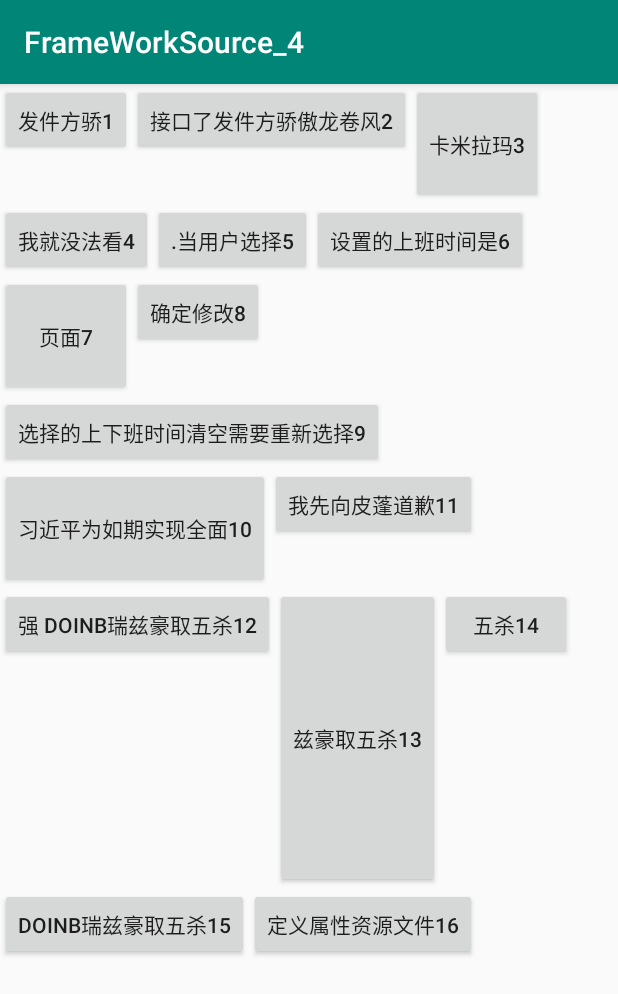
After one commit to hezijie1234/FrameWorkSource_4, an Android app: the TestFlowActivity screen opened directly, with no data from a screen before it, on a phone screen of 412 x 824 dp. The commit adds this screen. Shown: the top 994 px of the screen. Run offline under Robolectric (Android 15) with nearby library versions, the phone set to English and light mode, and no system bars.

Commit message:
不考虑子view的margin和自己的padding下的流式布局

```diff
--- a/app/src/main/AndroidManifest.xml
+++ b/app/src/main/AndroidManifest.xml
@@ -9,7 +9,8 @@
         android:roundIcon="@mipmap/ic_launcher_round"
         android:supportsRtl="true"
         android:theme="@style/AppTheme">
-        <activity android:name=".CardViewTestActivity"></activity>
+        <activity android:name=".TestFlowActivity"></activity>
+        <activity android:name=".CardViewTestActivity" />
         <activity android:name=".RVTestActivity" />
         <activity android:name=".ViewBaseActivity1" />
         <activity android:name=".MainActivity">
--- a/app/src/main/java/com/zijie/frameworksource_4/MainActivity.java
+++ b/app/src/main/java/com/zijie/frameworksource_4/MainActivity.java
@@ -26,4 +26,8 @@ public class MainActivity extends AppCompatActivity {
     public void cardviewClick(View view) {
         startActivity(new Intent(this,CardViewTestActivity.class));
     }
+
+    public void flowClick(View view) {
+        startActivity(new Intent(this,TestFlowActivity.class));
+    }
 }
--- /dev/null
+++ b/app/src/main/java/com/zijie/frameworksource_4/MyFlowLayout.java
@@ -0,0 +1,113 @@
+package com.zijie.frameworksource_4;
+
+import android.content.Context;
+import android.util.AttributeSet;
+import android.util.Log;
+import android.view.View;
+import android.view.ViewGroup;
+
+import java.util.ArrayList;
+import java.util.List;
+
+/**
+ * Created by hezijie on 2020/4/26.
+ */
+public class MyFlowLayout extends ViewGroup {
+    public static final String TAG = "111";
+    private List<View> curLineViews;
+    private List<List<View>> allLines;
+    private List<Integer> lineHeight;
+    public MyFlowLayout(Context context) {
+        this(context, null);
+    }
+
+    public MyFlowLayout(Context context, AttributeSet attrs) {
+        this(context, attrs, 0);
+    }
+
+    public MyFlowLayout(Context context, AttributeSet attrs, int defStyleAttr) {
+        super(context, attrs, defStyleAttr);
+        Log.e(TAG, "MyFlowLayout: "  );
+    }
+
+    private void init() {
+        curLineViews = new ArrayList<>();
+        allLines = new ArrayList<>();
+        lineHeight = new ArrayList<>();
+    }
+
+
+    @Override
+    protected void onMeasure(int widthMeasureSpec, int heightMeasureSpec) {
+        super.onMeasure(widthMeasureSpec, heightMeasureSpec);
+
+        int widthSize = MeasureSpec.getSize(widthMeasureSpec);
+        int widthMode = MeasureSpec.getMode(widthMeasureSpec);
+        int heightSize = MeasureSpec.getSize(heightMeasureSpec);
+        int heightMode = MeasureSpec.getMode(heightMeasureSpec);
+        int curWidth = 0;//FlowLayout当前的宽度
+        int curHeight = 0;//FlowLayout当前的高度
+        int curLineHeight = 0;//当前行的高度
+        int curLineWidth = 0;//当前行的宽度
+        init();
+        for (int i = 0; i < getChildCount(); i++) {
+            View child = getChildAt(i);
+            measureChild(child, widthMeasureSpec, heightMeasureSpec);
+            //如果加上这个子view的宽度大于布局的宽度，则需要换行
+            if (curLineWidth + child.getMeasuredWidth() > widthSize) {
+                allLines.add(curLineViews);
+                //记录每一行的行高
+                Log.e(TAG, "这一行的高度" + curLineHeight );
+                lineHeight.add(curLineHeight);
+                curLineViews = new ArrayList<>();
+                //换行时流式布局的高度需要累加
+                curHeight += curLineHeight;
+                //换行时流式布局的宽度要取最大值
+                curWidth = Math.max(curWidth,curLineWidth);
+                curLineHeight = 0;
+                curLineWidth = 0;
+            }
+            //当前行的宽度需要累加
+            curLineWidth += child.getMeasuredWidth();
+            //当前行的高度需要取最大高度
+            curLineHeight = Math.max(curLineHeight,child.getMeasuredHeight());
+            curLineViews.add(child);
+            //将最后一行加入
+            if (i == getChildCount() - 1){
+                allLines.add(curLineViews);
+                lineHeight.add(curLineHeight);
+                Log.e(TAG, "这一行的高度" + curLineHeight );
+                curHeight += curLineHeight;
+                curWidth = Math.max(curWidth,curLineWidth);
+            }
+        }
+        Log.e(TAG, "onMeasure: 宽度=" + curWidth + "------高度=" + curHeight );
+        setMeasuredDimension(widthMode == MeasureSpec.EXACTLY ? widthSize : curWidth,heightMode == MeasureSpec.EXACTLY ? heightSize : curHeight);
+    }
+
+    @Override
+    protected void onLayout(boolean changed, int l, int t, int r, int b) {
+        l = 0;
+        t = 0;
+        r = 0;
+        b = 0;
+        for (int i = 0; i < allLines.size(); i++) {
+            List<View> curViews = allLines.get(i);
+            l = 0;
+            r = 0;
+            if (i > 0){
+                t += lineHeight.get(i - 1);
+                b += lineHeight.get(i - 1);
+            }
+
+            for (int j = 0; j < curViews.size(); j++) {
+                View child = curViews.get(j);
+                if (j > 0){
+                    l += curViews.get(j - 1).getMeasuredWidth();
+                }
+                r += child.getMeasuredWidth();
+                child.layout(l,t,r,b + child.getMeasuredHeight());
+            }
+        }
+    }
+}
--- /dev/null
+++ b/app/src/main/java/com/zijie/frameworksource_4/TestFlowActivity.java
@@ -0,0 +1,14 @@
+package com.zijie.frameworksource_4;
+
+import androidx.appcompat.app.AppCompatActivity;
+
+import android.os.Bundle;
+
+public class TestFlowActivity extends AppCompatActivity {
+
+    @Override
+    protected void onCreate(Bundle savedInstanceState) {
+        super.onCreate(savedInstanceState);
+        setContentView(R.layout.activity_test_flow);
+    }
+}
--- a/app/src/main/res/layout/activity_main.xml
+++ b/app/src/main/res/layout/activity_main.xml
@@ -25,6 +25,11 @@
             android:layout_height="wrap_content"
             android:onClick="cardviewClick"
             android:text="cardview测试"/>
+        <Button
+            android:layout_width="wrap_content"
+            android:layout_height="wrap_content"
+            android:onClick="flowClick"
+            android:text="流式布局测试"/>
     </LinearLayout>
 
 </androidx.core.widget.NestedScrollView>
--- /dev/null
+++ b/app/src/main/res/layout/activity_test_flow.xml
@@ -0,0 +1,80 @@
+<?xml version="1.0" encoding="utf-8"?>
+<androidx.constraintlayout.widget.ConstraintLayout xmlns:android="http://schemas.android.com/apk/res/android"
+    xmlns:app="http://schemas.android.com/apk/res-auto"
+    xmlns:tools="http://schemas.android.com/tools"
+    android:layout_width="match_parent"
+    android:layout_height="match_parent"
+    tools:context=".TestFlowActivity">
+    <ScrollView
+        android:layout_width="match_parent"
+        android:layout_height="match_parent">
+        <com.zijie.frameworksource_4.MyFlowLayout
+            android:layout_width="match_parent"
+            android:layout_height="wrap_content">
+            <Button
+                android:layout_width="wrap_content"
+                android:layout_height="wrap_content"
+                android:text="发件方骄1"/>
+            <Button
+                android:layout_width="wrap_content"
+                android:layout_height="wrap_content"
+                android:text="接口了发件方骄傲龙卷风2"/>
+            <Button
+                android:layout_width="wrap_content"
+                android:layout_height="80dp"
+                android:text="卡米拉玛3"/>
+            <Button
+                android:layout_width="wrap_content"
+                android:layout_height="wrap_content"
+                android:text="我就没法看4"/>
+            <Button
+                android:layout_width="wrap_content"
+                android:layout_height="wrap_content"
+                android:text=".当用户选择5"/>
+            <Button
+                android:layout_width="wrap_content"
+                android:layout_height="wrap_content"
+                android:text="设置的上班时间是6"/>
+            <Button
+                android:layout_width="wrap_content"
+                android:layout_height="80dp"
+                android:text="页面7"/>
+            <Button
+                android:layout_width="wrap_content"
+                android:layout_height="wrap_content"
+                android:text="确定修改8"/>
+            <Button
+                android:layout_width="wrap_content"
+                android:layout_height="wrap_content"
+                android:text="选择的上下班时间清空需要重新选择9"/>
+            <Button
+                android:layout_width="wrap_content"
+                android:layout_height="80dp"
+                android:text="习近平为如期实现全面10"/>
+            <Button
+                android:layout_width="wrap_content"
+                android:layout_height="wrap_content"
+                android:text="我先向皮蓬道歉11"/>
+            <Button
+                android:layout_width="wrap_content"
+                android:layout_height="wrap_content"
+                android:text="强 Doinb瑞兹豪取五杀12"/>
+            <Button
+                android:layout_width="wrap_content"
+                android:layout_height="200dp"
+                android:text="兹豪取五杀13"/>
+            <Button
+                android:layout_width="wrap_content"
+                android:layout_height="wrap_content"
+                android:text="五杀14"/>
+            <Button
+                android:layout_width="wrap_content"
+                android:layout_height="wrap_content"
+                android:text="Doinb瑞兹豪取五杀15"/>
+            <Button
+                android:layout_width="wrap_content"
+                android:layout_height="wrap_content"
+                android:text="定义属性资源文件16"/>
+        </com.zijie.frameworksource_4.MyFlowLayout>
+    </ScrollView>
+</androidx.constraintlayout.widget.ConstraintLayout>
```
Also changed, not shown: app/src/main/java/com/zijie/frameworksource_4/FlowLayout.java (added, +203 -0 lines), app/src/main/res/values/attr.xml (added, +11 -0 lines).
